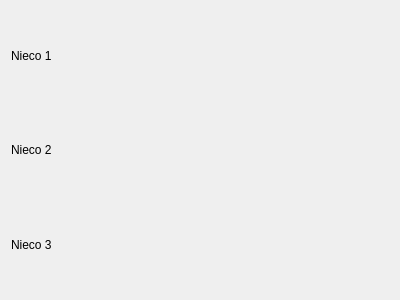
Above: mrvk_gui/ui/Widgets/MoveBase/MoveBaseStatus.ui from MatejBartosovic/mrvk_project before the change. Below: the same form after it.
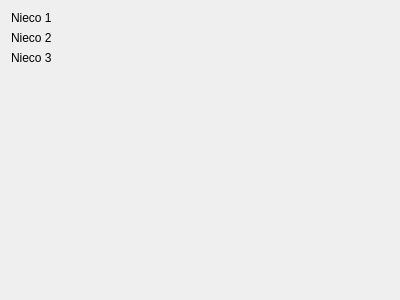
That is the form after the change.

Commit message: Topic frequency fix

The edit to the form file:
```diff
--- a/mrvk_gui/ui/Widgets/MoveBase/MoveBaseStatus.ui
+++ b/mrvk_gui/ui/Widgets/MoveBase/MoveBaseStatus.ui
@@ -35,6 +35,19 @@
      </property>
     </widget>
    </item>
+   <item>
+    <spacer name="verticalSpacer">
+     <property name="orientation">
+      <enum>Qt::Vertical</enum>
+     </property>
+     <property name="sizeHint" stdset="0">
+      <size>
+       <width>20</width>
+       <height>40</height>
+      </size>
+     </property>
+    </spacer>
+   </item>
   </layout>
  </widget>
  <resources/>
```
The commit also changes 1 other file.
